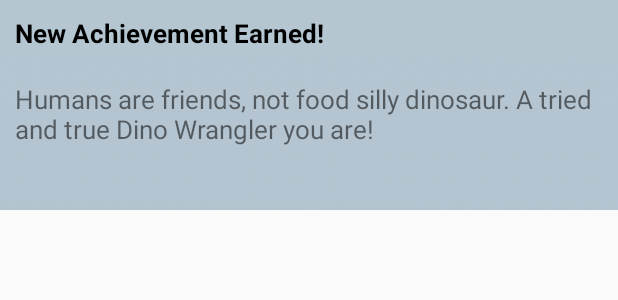
After one commit to michelledlee/SittingInTheDangerZone, an Android app: the layout dino_achievement.xml on its own in the app's theme, with its tools: preview values and no code run, on a phone screen of 412 x 824 dp. The commit adds this screen. Shown: the top 300 px of the screen. Run offline under Robolectric (Android 15) with nearby library versions, the light colour scheme and no system bars.

Commit message:
Updates to achievements

```diff
--- a/app/src/main/java/edu/neu/madcourse/michellelee/dangerzone/WalkIntro.java
+++ b/app/src/main/java/edu/neu/madcourse/michellelee/dangerzone/WalkIntro.java
@@ -100,4 +100,9 @@ public class WalkIntro extends AppCompatActivity {
                     });
                 }
     };
+
+    protected void onDestroy() {
+        super.onDestroy();
+        mSoundPool.release();
+    }
 }
--- /dev/null
+++ b/app/src/main/res/layout/dino_achievement.xml
@@ -0,0 +1,27 @@
+<LinearLayout
+    xmlns:android="http://schemas.android.com/apk/res/android"
+    xmlns:tools="http://schemas.android.com/tools"
+    android:layout_width="wrap_content"
+    android:layout_height="wrap_content"
+    android:orientation="vertical"
+    android:background="@drawable/smol_box"
+    tools:context=".UserProfileActivity">
+
+    <TextView
+        android:layout_width="fill_parent"
+        android:layout_height="wrap_content"
+        android:layout_margin="@dimen/ack_padding"
+        android:textStyle="bold"
+        android:textSize="17sp"
+        android:textColor="#000000"
+        android:text="@string/new_achievement"/>
+
+    <TextView
+        android:id="@+id/welcome_profile"
+        android:layout_width="wrap_content"
+        android:layout_height="wrap_content"
+        android:layout_margin="@dimen/ack_padding"
+        android:textSize="17sp"
+        android:text="@string/dino_achievement_blurb"/>
+
+</LinearLayout>
--- a/app/src/main/res/values/strings.xml
+++ b/app/src/main/res/values/strings.xml
@@ -111,6 +111,7 @@
     <string name="success_text">Success!</string>
     <string name="dino_title_blurb">Pff that oversized chicken had nothing on you. Dino-mite!</string>
     <string name="dino_wrangler">Dino Wrangler</string>
+    <string name="dino_achievement_blurb">Humans are friends, not food silly dinosaur. A tried and true Dino Wrangler you are!</string>
 
     // WALK ACTIVITY
     <string name="pause">Pause</string>
```
Also changed, not shown: app/src/main/java/edu/neu/madcourse/michellelee/dangerzone/EndWalk.java (+15 -1 lines).
